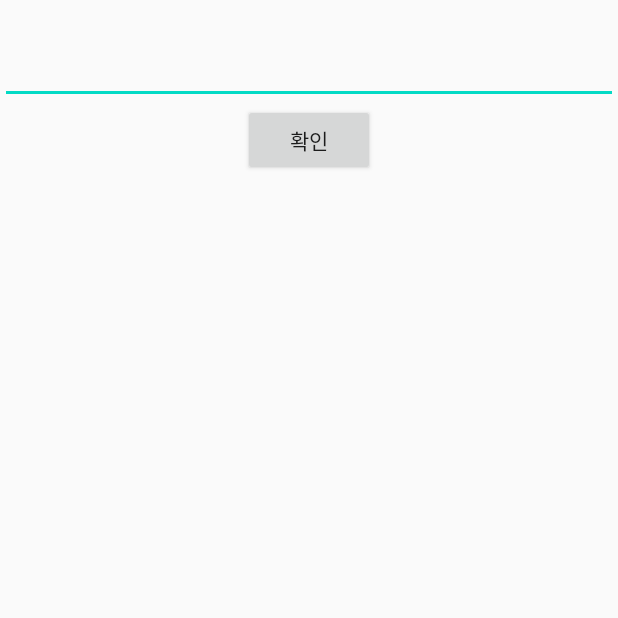
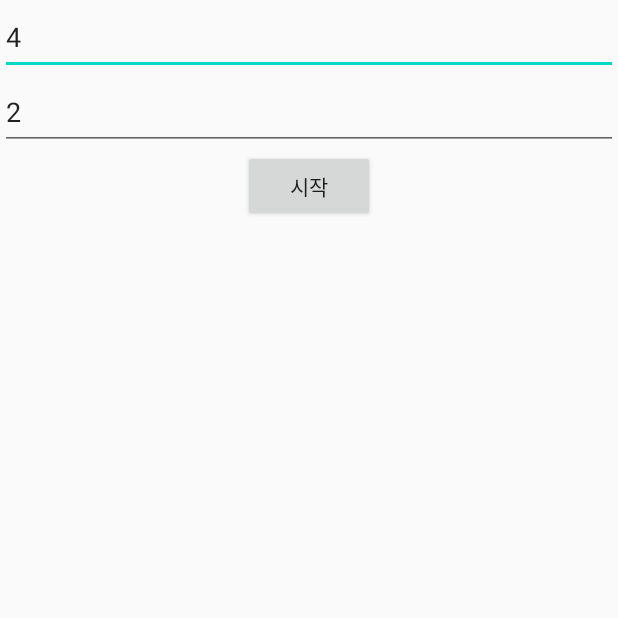
Before and after one commit to cherrypicker1113/InnocentGhostLeg, an Android app: the DrawLotsActivity screen opened directly, with no data from a screen before it, on a phone screen of 412 x 824 dp, the top half of it. Run offline under Robolectric (Android 15) with nearby library versions, the phone set to English and light mode, and no system bars.

Commit message:
#26 뽑기 기능만 추가

```diff
--- a/app/src/main/java/com/innocent/ghostleg/DrawLotsActivity.kt
+++ b/app/src/main/java/com/innocent/ghostleg/DrawLotsActivity.kt
@@ -15,9 +15,10 @@ class DrawLotsActivity : AppCompatActivity(), DrawLotsInputListener {
         supportFragmentManager.beginTransaction().replace(binding.frameLayout.id, DrawLotsInputFragment()).commit()
     }
 
-    override fun onEnter(num: Int) {
+    override fun onCompleteDrawLotsInput(totalCount: Int, selectCount: Int) {
         val bundle = Bundle(1)
-        bundle.putInt(DrawLotsPlayFragment.LOTS_COUNT_KEY, num)
+        bundle.putInt(DrawLotsPlayFragment.TOTAL_COUNT_KEY, totalCount)
+        bundle.putInt(DrawLotsPlayFragment.SELECT_COUNT_KEY, selectCount)
         val fragment = DrawLotsPlayFragment()
         fragment.arguments = bundle
         supportFragmentManager.beginTransaction().replace(binding.frameLayout.id, fragment).commit()
--- a/app/src/main/java/com/innocent/ghostleg/DrawLotsInputFragment.kt
+++ b/app/src/main/java/com/innocent/ghostleg/DrawLotsInputFragment.kt
@@ -19,7 +19,10 @@ class DrawLotsInputFragment : Fragment() {
     ): View {
         binding = FragmentDrawLotsInputBinding.inflate(inflater, container, false)
         binding.submitButton.setOnClickListener {
-            listener.onEnter(Integer.parseInt(binding.input.text.toString()))
+            listener.onCompleteDrawLotsInput(
+                Integer.parseInt(binding.totalCountInput.text.toString()),
+                Integer.parseInt(binding.selectCountInput.text.toString())
+            )
         }
         return binding.root
     }
@@ -33,5 +36,5 @@ class DrawLotsInputFragment : Fragment() {
 }
 
 interface DrawLotsInputListener {
-    fun onEnter(num: Int)
+    fun onCompleteDrawLotsInput(totalCount: Int, selectCount: Int)
 }
--- a/app/src/main/res/layout/fragment_draw_lots_input.xml
+++ b/app/src/main/res/layout/fragment_draw_lots_input.xml
@@ -9,23 +9,25 @@
         android:orientation="vertical"
         android:gravity="center_horizontal">
 
-        <TextView
-            android:id="@+id/hello"
-            android:layout_width="wrap_content"
-            android:layout_height="wrap_content"/>
+        <EditText
+            android:id="@+id/totalCountInput"
+            android:text="4"
+            android:inputType="text"
+            android:layout_width="match_parent"
+            android:layout_height="50dp" />
 
         <EditText
-            android:id="@+id/input"
+            android:id="@+id/selectCountInput"
+            android:text="2"
             android:inputType="text"
             android:layout_width="match_parent"
-            android:layout_height="50dp"
-            android:autofillHints="아무거나 입력해보세요" />
+            android:layout_height="50dp" />
 
         <Button
             android:id="@+id/submitButton"
             android:layout_width="wrap_content"
             android:layout_height="wrap_content"
-            android:text="확인" />
+            android:text="시작" />
 
     </LinearLayout>
 
```
Also changed, not shown: app/src/main/java/com/innocent/ghostleg/DrawLotsPlayFragment.kt (+60 -5 lines), app/src/main/res/layout/fragment_draw_lots_play.xml (+9 -9 lines).
